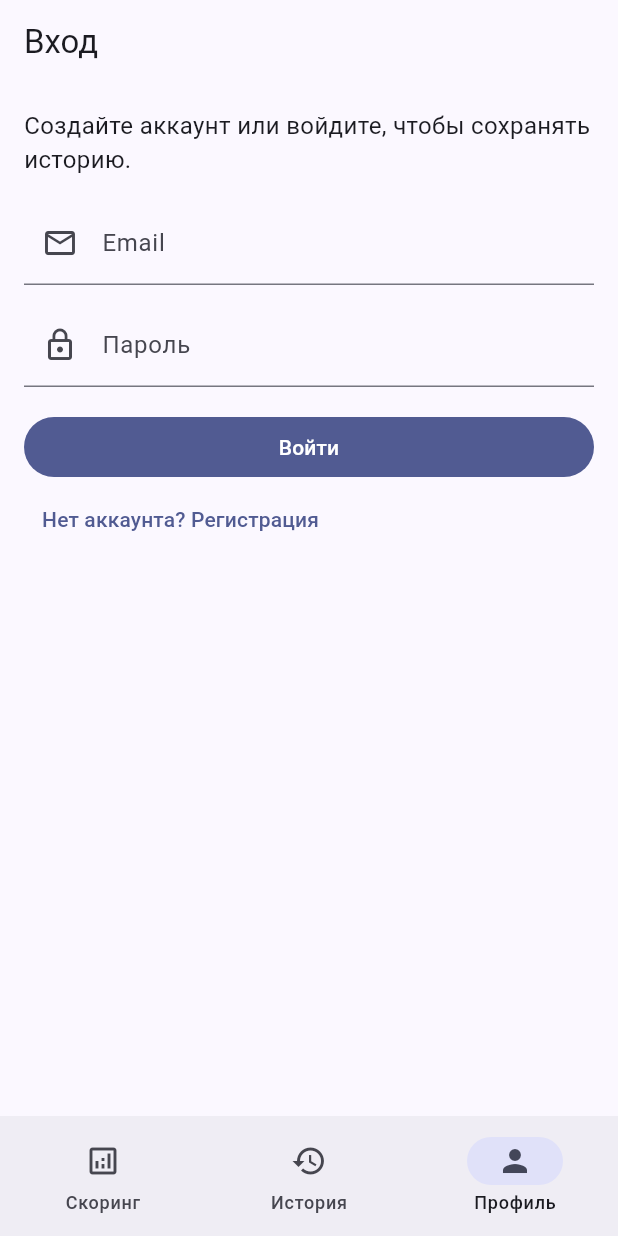
After one commit to lakum48/Credit_scoring, a Flutter app: the screen it shows after launch, item 3 of the bottom bar chosen, on a phone screen of 412 x 824 dp. The commit adds this screen. Run offline on Flutter 3.47's test engine with Material 3 defaults, Android fonts, the phone set to English and light mode, and no system bars; our stand-ins replace dio, flutter_bloc; network calls fail.

Commit message:
alredy done backend to mobile credit scoring app with registration, authentification, predict history, but i need to upgrade my design

```diff
--- /dev/null
+++ b/mobile_flutter/lib/features/auth/logic/auth_cubit.dart
@@ -0,0 +1,48 @@
+import 'package:flutter_bloc/flutter_bloc.dart';
+import '../../predict/data/credit_api.dart';
+
+sealed class AuthState {}
+
+class AuthUnknown extends AuthState {}
+
+class AuthLoading extends AuthState {}
+
+class Authenticated extends AuthState {
+  Authenticated(this.token);
+  final String token;
+}
+
+class AuthError extends AuthState {
+  AuthError(this.message);
+  final String message;
+}
+
+class AuthCubit extends Cubit<AuthState> {
+  AuthCubit(this._api) : super(AuthUnknown());
+
+  final CreditApi _api;
+
+  Future<void> register(String email, String password) async {
+    emit(AuthLoading());
+    try {
+      final token = await _api.register(email, password);
+      emit(Authenticated(token));
+    } catch (e) {
+      emit(AuthError(e.toString()));
+    }
+  }
+
+  Future<void> login(String email, String password) async {
+    emit(AuthLoading());
+    try {
+      final token = await _api.login(email, password);
+      emit(Authenticated(token));
+    } catch (e) {
+      emit(AuthError(e.toString()));
+    }
+  }
+
+  void logout() {
+    emit(AuthUnknown());
+  }
+}
--- /dev/null
+++ b/mobile_flutter/lib/features/auth/presentation/auth_screen.dart
@@ -0,0 +1,145 @@
+import 'package:flutter/material.dart';
+import 'package:flutter_bloc/flutter_bloc.dart';
+import '../../../core/http_client.dart';
+import '../../predict/data/credit_api.dart';
+import '../logic/auth_cubit.dart';
+
+class AuthScreen extends StatefulWidget {
+  const AuthScreen({super.key});
+
+  @override
+  State<AuthScreen> createState() => _AuthScreenState();
+}
+
+class _AuthScreenState extends State<AuthScreen> {
+  final _formKey = GlobalKey<FormState>();
+  final _emailController = TextEditingController();
+  final _passwordController = TextEditingController();
+  bool _isLogin = true;
+
+  @override
+  void dispose() {
+    _emailController.dispose();
+    _passwordController.dispose();
+    super.dispose();
+  }
+
+  @override
+  Widget build(BuildContext context) {
+    return BlocProvider(
+      create: (_) => AuthCubit(CreditApi(createDio())),
+      child: Scaffold(
+        appBar: AppBar(title: Text(_isLogin ? 'Вход' : 'Регистрация')),
+        body: BlocConsumer<AuthCubit, AuthState>(
+          listener: (context, state) {
+            if (state is AuthError) {
+              ScaffoldMessenger.of(context)
+                  .showSnackBar(SnackBar(content: Text(state.message)));
+            }
+            if (state is Authenticated) {
+              ScaffoldMessenger.of(context).showSnackBar(
+                const SnackBar(content: Text('Успешно!')),
+              );
+            }
+          },
+          builder: (context, state) {
+            final isLoading = state is AuthLoading;
+            final isAuthed = state is Authenticated;
+            return SafeArea(
+              child: Padding(
+                padding: const EdgeInsets.all(16),
+                child: Column(
+                  crossAxisAlignment: CrossAxisAlignment.start,
+                  children: [
+                    const Text(
+                      'Создайте аккаунт или войдите, чтобы сохранять историю.',
+                      style: TextStyle(fontSize: 16),
+                    ),
+                    const SizedBox(height: 16),
+                    Form(
+                      key: _formKey,
+                      child: Column(
+                        children: [
+                          TextFormField(
+                            controller: _emailController,
+                            decoration: const InputDecoration(
+                              labelText: 'Email',
+                              prefixIcon: Icon(Icons.email_outlined),
+                            ),
+                            validator: (v) =>
+                                v != null && v.contains('@') ? null : 'Email?',
+                          ),
+                          const SizedBox(height: 12),
+                          TextFormField(
+                            controller: _passwordController,
+                            obscureText: true,
+                            decoration: const InputDecoration(
+                              labelText: 'Пароль',
+                              prefixIcon: Icon(Icons.lock_outline),
+                            ),
+                            validator: (v) =>
+                                v != null && v.length >= 6 ? null : '≥ 6 символов',
+                          ),
+                        ],
+                      ),
+                    ),
+                    const SizedBox(height: 16),
+                    SizedBox(
+                      width: double.infinity,
+                      child: FilledButton(
+                        onPressed: isLoading
+                            ? null
+                            : () {
+                                if (!(_formKey.currentState?.validate() ?? false)) {
+                                  return;
+                                }
+                                final email = _emailController.text.trim();
+                                final password = _passwordController.text.trim();
+                                final cubit = context.read<AuthCubit>();
+                                _isLogin
+                                    ? cubit.login(email, password)
+                                    : cubit.register(email, password);
+                              },
+                        child: isLoading
+                            ? const SizedBox(
+                                width: 18,
+                                height: 18,
+                                child: CircularProgressIndicator(
+                                  strokeWidth: 2,
+                                  color: Colors.white,
+                                ),
+                              )
+                            : Text(_isLogin ? 'Войти' : 'Зарегистрироваться'),
+                      ),
+                    ),
+                    TextButton(
+                      onPressed: isLoading
+                          ? null
+                          : () => setState(() => _isLogin = !_isLogin),
+                      child: Text(
+                          _isLogin ? 'Нет аккаунта? Регистрация' : 'Уже есть? Войти'),
+                    ),
+                    const SizedBox(height: 24),
+                    if (isAuthed)
+                      Card(
+                        child: ListTile(
+                          leading: const Icon(Icons.verified_user),
+                          title: const Text('Токен'),
+                          subtitle: Text((state as Authenticated).token),
+                          trailing: IconButton(
+                            icon: const Icon(Icons.logout),
+                            onPressed:
+                                isLoading ? null : () => context.read<AuthCubit>().logout(),
+                          ),
+                        ),
+                      ),
+                  ],
+                ),
+              ),
+            );
+          },
+        ),
+      ),
+    );
+  }
+}
--- /dev/null
+++ b/mobile_flutter/lib/features/history/data/models/application.dart
@@ -0,0 +1,55 @@
+class Application {
+  Application({
+    required this.id,
+    required this.personAge,
+    required this.personIncome,
+    required this.personHomeOwnership,
+    required this.personEmpLength,
+    required this.loanIntent,
+    required this.loanGrade,
+    required this.loanAmnt,
+    required this.loanIntRate,
+    required this.loanPercentIncome,
+    required this.cbPersonDefaultOnFile,
+    required this.cbPersonCredHistLength,
+    required this.modelScore,
+    required this.approved,
+    required this.timestamp,
+  });
+
+  final int id;
+  final int personAge;
+  final double personIncome;
+  final String personHomeOwnership;
+  final double personEmpLength;
+  final String loanIntent;
+  final String? loanGrade;
+  final double loanAmnt;
+  final double? loanIntRate;
+  final double? loanPercentIncome;
+  final String? cbPersonDefaultOnFile;
+  final int? cbPersonCredHistLength;
+  final double? modelScore;
+  final bool approved;
+  final DateTime timestamp;
+
+  factory Application.fromJson(Map<String, dynamic> json) {
+    return Application(
+      id: json['id'] as int,
+      personAge: json['person_age'] as int,
+      personIncome: (json['person_income'] as num).toDouble(),
+      personHomeOwnership: json['person_home_ownership'] as String,
+      personEmpLength: (json['person_emp_length'] as num).toDouble(),
+      loanIntent: json['loan_intent'] as String,
+      loanGrade: json['loan_grade'] as String?,
+      loanAmnt: (json['loan_amnt'] as num).toDouble(),
+      loanIntRate: (json['loan_int_rate'] as num?)?.toDouble(),
+      loanPercentIncome: (json['loan_percent_income'] as num?)?.toDouble(),
+      cbPersonDefaultOnFile: json['cb_person_default_on_file'] as String?,
+      cbPersonCredHistLength: json['cb_person_cred_hist_length'] as int?,
+      modelScore: (json['model_score'] as num?)?.toDouble(),
+      approved: json['approved'] as bool,
+      timestamp: DateTime.parse(json['timestamp'] as String),
+    );
+  }
+}
--- a/mobile_flutter/lib/features/predict/data/credit_api.dart
+++ b/mobile_flutter/lib/features/predict/data/credit_api.dart
@@ -1,6 +1,7 @@
 import 'package:dio/dio.dart';
-import 'models/client_data.dart';
-import 'models/predict_response.dart';
+import '../../history/data/models/application.dart';
+import '../data/models/client_data.dart';
+import '../data/models/predict_response.dart';
 
 class CreditApi {
   CreditApi(this._dio);
@@ -11,4 +12,25 @@ class CreditApi {
     final response = await _dio.post('/score', data: data.toJson());
     return PredictResponse.fromJson(response.data as Map<String, dynamic>);
   }
+
+  Future<List<Application>> fetchApplications({int limit = 50}) async {
+    final response =
+        await _dio.get('/applications', queryParameters: {'limit': limit});
+    final data = response.data as List<dynamic>;
+    return data
+        .map((e) => Application.fromJson(e as Map<String, dynamic>))
+        .toList();
+  }
+
+  Future<String> register(String email, String password) async {
+    final response =
+        await _dio.post('/register', data: {'email': email, 'password': password});
+    return response.data['token'] as String;
+  }
+
+  Future<String> login(String email, String password) async {
+    final response =
+        await _dio.post('/login', data: {'email': email, 'password': password});
+    return response.data['token'] as String;
+  }
 }
--- a/mobile_flutter/lib/main.dart
+++ b/mobile_flutter/lib/main.dart
@@ -1,4 +1,6 @@
 import 'package:flutter/material.dart';
+import 'features/auth/presentation/auth_screen.dart';
+import 'features/history/presentation/history_screen.dart';
 import 'features/predict/presentation/predict_screen.dart';
 
 void main() {
@@ -17,7 +19,52 @@ class CreditApp extends StatelessWidget {
         colorSchemeSeed: Colors.indigo,
         visualDensity: VisualDensity.adaptivePlatformDensity,
       ),
-      home: const PredictScreen(),
+      home: const _HomeShell(),
     );
   }
 }
+
+class _HomeShell extends StatefulWidget {
+  const _HomeShell();
+
+  @override
+  State<_HomeShell> createState() => _HomeShellState();
+}
+
+class _HomeShellState extends State<_HomeShell> {
+  int _index = 0;
+
+  final _pages = const [
+    PredictScreen(),
+    HistoryScreen(),
+    AuthScreen(),
+  ];
+
+  @override
+  Widget build(BuildContext context) {
+    return Scaffold(
+      body: _pages[_index],
+      bottomNavigationBar: NavigationBar(
+        selectedIndex: _index,
+        onDestinationSelected: (i) => setState(() => _index = i),
+        destinations: const [
+          NavigationDestination(
+            icon: Icon(Icons.analytics_outlined),
+            selectedIcon: Icon(Icons.analytics),
+            label: 'Скоринг',
+          ),
+          NavigationDestination(
+            icon: Icon(Icons.history_outlined),
+            selectedIcon: Icon(Icons.history),
+            label: 'История',
+          ),
+          NavigationDestination(
+            icon: Icon(Icons.person_outline),
+            selectedIcon: Icon(Icons.person),
+            label: 'Профиль',
+          ),
+        ],
+      ),
+    );
+  }
+}
```
Also changed, not shown: mobile_flutter/lib/features/history/logic/history_cubit.dart (added, +35 -0 lines), mobile_flutter/lib/features/history/presentation/history_screen.dart (added, +113 -0 lines), 3 other files.
